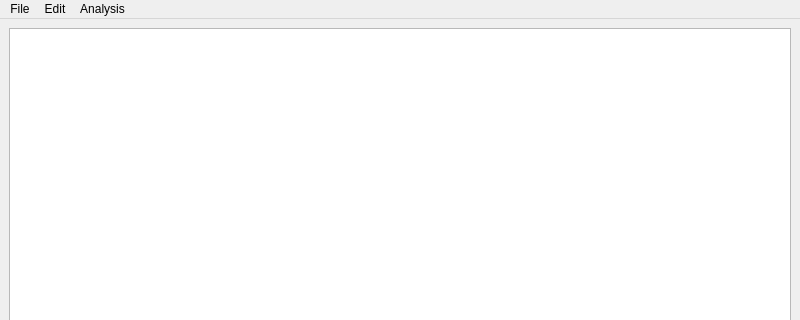
First picture: the form in application.ui, repository Palamariuk/TextAnalyzer, before the edit; both pictures show x 0 to 800 and y 0 to 320 of the 800 by 600 pixel window.
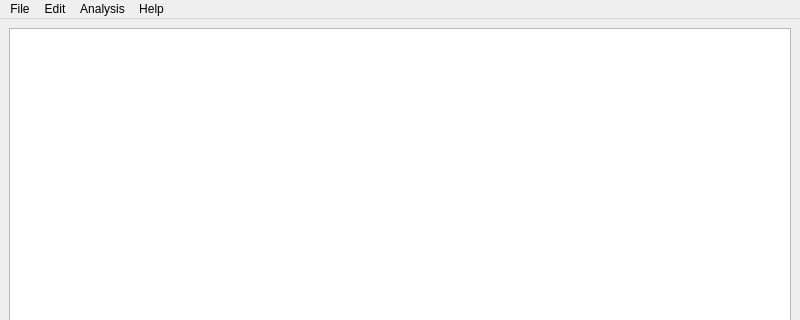
Second picture: the form after the edit.

```diff
--- a/application.ui
+++ b/application.ui
@@ -40,7 +40,7 @@
      <height>22</height>
     </rect>
    </property>
-   <widget class="QMenu" name="menu">
+   <widget class="QMenu" name="menuFile">
     <property name="title">
      <string>File</string>
     </property>
@@ -83,9 +83,19 @@
     <addaction name="menuShow_words"/>
     <addaction name="repeatNumbers"/>
    </widget>
-   <addaction name="menu"/>
+   <widget class="QMenu" name="menuHelp">
+    <property name="title">
+     <string>Help</string>
+    </property>
+    <property name="toolTipsVisible">
+     <bool>true</bool>
+    </property>
+    <addaction name="showTask"/>
+   </widget>
+   <addaction name="menuFile"/>
    <addaction name="menuEdit"/>
    <addaction name="menuAnalysis"/>
+   <addaction name="menuHelp"/>
   </widget>
   <widget class="QStatusBar" name="statusbar">
    <property name="minimumSize">
```
Left out of the diff: 97 changed lines with no effect on the pictures.
